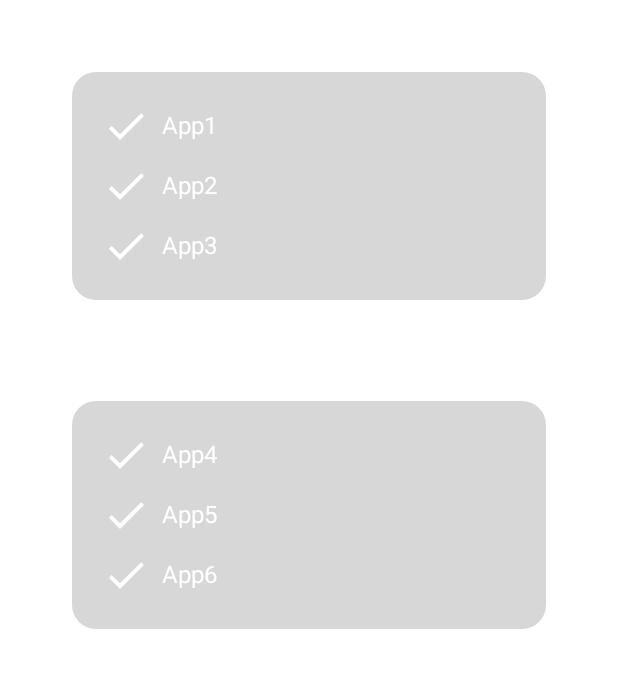
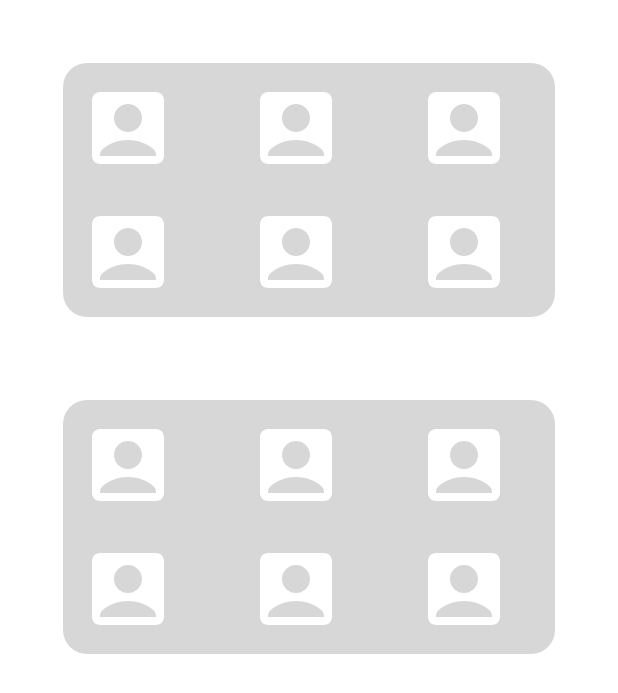
Before and after one commit to bengisusaahin/BetrBetaTools, an Android app built with Jetpack Compose: the @Preview function AppScreen, on a phone screen of 412 x 824 dp. Shown: the top 693 px of the screen. Run offline under Robolectric (Android 15) with nearby library versions, the phone set to English and light mode, and no system bars.

Commit message:
Deleted app names, now just icons appeared

```diff
--- a/app/src/main/java/com/example/betrbeta/MainActivity.kt
+++ b/app/src/main/java/com/example/betrbeta/MainActivity.kt
@@ -10,6 +10,7 @@ import androidx.compose.foundation.text.KeyboardActions
 import androidx.compose.foundation.text.KeyboardActions.Companion.Default
 import androidx.compose.foundation.text.KeyboardOptions
 import androidx.compose.material.icons.Icons
+import androidx.compose.material.icons.filled.AccountBox
 import androidx.compose.material.icons.filled.Check
 import androidx.compose.material3.*
 import androidx.compose.runtime.*
@@ -32,41 +33,46 @@ data class App(val name: String, val genre: String)
 fun GroupedApps(apps: List<App>, groupName: String) {
     Column(
         modifier = Modifier
-            .padding(16.dp)
+            .padding(10.dp)
             .fillMaxWidth()
-            .background(Color(0,0,0,40), RoundedCornerShape(16.dp))
-            .padding(16.dp),
+            .background(Color(0, 0, 0, 40), RoundedCornerShape(16.dp))
+            .padding(10.dp),
         verticalArrangement = Arrangement.Center,
         horizontalAlignment = Alignment.CenterHorizontally
     ) {
         LazyColumn {
-            items(apps.size) { index ->
-                val app = apps[index]
+            val chunkedApps = apps.chunked(3) // Split apps into groups of 3
+            items(chunkedApps.size) { groupIndex ->
+                val groupApps = chunkedApps[groupIndex]
                 Row(
                     modifier = Modifier
                         .fillMaxWidth()
-                        .padding(4.dp),
+                        .padding(top = 1.dp, start = 1.dp, end = 1.dp, bottom = 1.dp),
+                    horizontalArrangement = Arrangement.SpaceBetween,
                     verticalAlignment = Alignment.CenterVertically
                 ) {
-                    // You can use your actual icons here
-                    Icon(
-                        imageVector = Icons.Default.Check,
-                        contentDescription = null,
-                        tint = Color.White,
-                        modifier = Modifier.size(32.dp)
-                    )
-                    Spacer(modifier = Modifier.width(8.dp))
-                    Text(
-                        text = app.name,
-                        color = Color.White,
-                        fontSize = 16.sp,
-                        modifier = Modifier.padding(end = 8.dp)
-                    )
+                    groupApps.forEachIndexed { index, app ->
+                        // You can use your actual icons here
+                        Icon(
+                            imageVector = Icons.Default.AccountBox,
+                            contentDescription = null,
+                            tint = Color.White,
+                            modifier = Modifier.size(64.dp)
+                        )
+                        Spacer(modifier = Modifier.width(4.dp))
+                        if (index < groupApps.size - 1) {
+                            Spacer(modifier = Modifier.width(4.dp))
+                        }
+                    }
+                }
+                if (groupIndex < chunkedApps.size - 1) {
+                    Spacer(modifier = Modifier.height(16.dp))
                 }
             }
         }
     }
 }
+
 
 @Composable
 fun GroupedAppsList(appsGroup1: List<App>, appsGroup2: List<App>) {
@@ -110,13 +116,19 @@ fun AppScreen() {
     val appsGroup1 = listOf(
         App("App1", ""),
         App("App2", ""),
+        App("App3", ""),
+        App("App1", ""),
+        App("App2", ""),
         App("App3", "")
     )
 
     val appsGroup2 = listOf(
         App("App4", ""),
         App("App5", ""),
-        App("App6", "")
+        App("App6", ""),
+        App("App1", ""),
+        App("App2", ""),
+        App("App3", "")
     )
 
     GroupedAppsList(appsGroup1, appsGroup2)
```
Also changed, not shown: app/src/main/res/drawable/instagram.png (added), app/src/main/res/drawable/linkedin.png (added), app/src/main/res/drawable/whatsapp.png (added), 3 other files.
